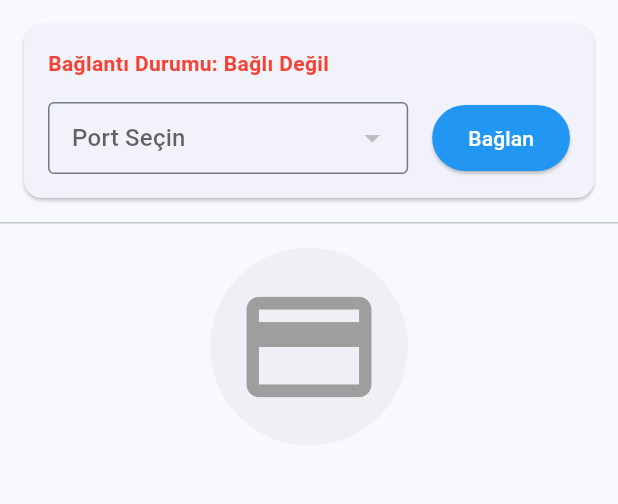
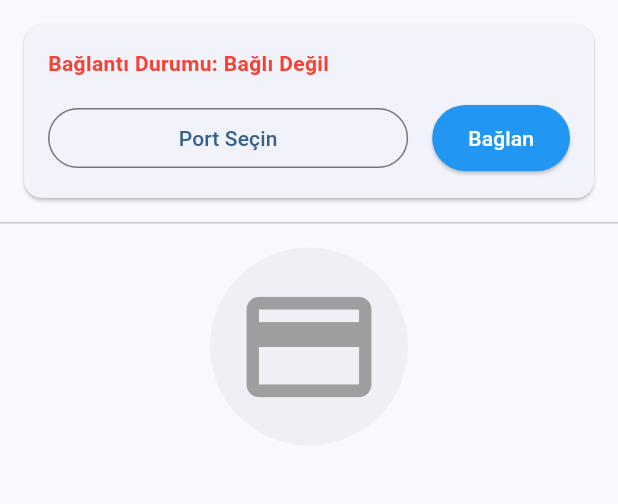
Before and after one commit to koseeYunus/rfid_authentication, a Flutter app: the screen it shows after launch, on a phone screen of 412 x 824 dp, the part 84-588 px from its top. Run offline on Flutter 3.47's test engine with Material 3 defaults, Android fonts, the phone set to English and light mode, and no system bars; our stand-ins replace bloc, flutter_bloc; missing offline and left inert: flutter_libserialport.

Commit message:
port bilgisi alındı ve bloc yapısı geliştirildi

```diff
--- a/lib/bloc/rfid_event.dart
+++ b/lib/bloc/rfid_event.dart
@@ -2,6 +2,19 @@ part of 'rfid_bloc.dart';
 
 abstract class RfidEvent {}
 
+// Port yönetimi event'leri
+class LoadPorts extends RfidEvent {}
+
+class SelectPort extends RfidEvent {
+  final PortInfo port;
+  SelectPort(this.port);
+}
+
+// Bağlantı durumu event'leri
+class ConnectToPort extends RfidEvent {}
+class DisconnectPort extends RfidEvent {}
+
+// Kart okuma event'leri
 class ProcessSerialData extends RfidEvent {
   final String data;
   ProcessSerialData(this.data);
--- a/lib/bloc/rfid_state.dart
+++ b/lib/bloc/rfid_state.dart
@@ -1,14 +1,51 @@
 part of 'rfid_bloc.dart';
 
-abstract class RfidState {}
+abstract class RfidState {
+  const RfidState();
+}
 
-class RfidInitial extends RfidState {}
-class RfidLoading extends RfidState {}
-class RfidCardRead extends RfidState {
-  final CardData cardData;
-  RfidCardRead(this.cardData);
+class RfidInitial extends RfidState {
+  const RfidInitial();
 }
+
 class RfidError extends RfidState {
   final String message;
-  RfidError(this.message);
+  const RfidError({required this.message});
 }
+
+// BasePortState ekleyelim
+abstract class BasePortState extends RfidState {
+  final List<PortInfo> ports;
+  final PortInfo? selectedPort;
+  final CardData? lastCardRead; // Son okunan kart bilgisini ekleyelim
+
+  const BasePortState({
+    required this.ports,
+    this.selectedPort,
+    this.lastCardRead,
+  });
+}
+
+class RfidPortsLoaded extends BasePortState {
+  const RfidPortsLoaded({
+    required super.ports,
+    super.selectedPort,
+    super.lastCardRead,
+  });
+}
+
+class RfidConnecting extends BasePortState {
+  const RfidConnecting({
+    required super.ports,
+    super.selectedPort,
+    super.lastCardRead,
+  });
+}
+
+class RfidConnected extends BasePortState {
+  const RfidConnected({
+    required super.ports,
+    super.selectedPort,
+    super.lastCardRead,
+  });
+}
--- a/lib/main.dart
+++ b/lib/main.dart
@@ -1,7 +1,4 @@
 import 'package:flutter/material.dart';
-import 'package:flutter_bloc/flutter_bloc.dart';
-
-import 'bloc/rfid_bloc.dart';
 import 'screens/rfid_screen.dart';
 
 void main() {
@@ -21,24 +18,19 @@ class MyApp extends StatelessWidget {
         colorScheme: ColorScheme.fromSeed(
           seedColor: Colors.blue,
         ),
-        // AppBar teması
         appBarTheme: const AppBarTheme(
           backgroundColor: Colors.blue,
           foregroundColor: Colors.white,
         ),
-        // Buton teması
         elevatedButtonTheme: ElevatedButtonThemeData(
           style: ElevatedButton.styleFrom(
-            foregroundColor: Colors.white, // Buton yazı rengi
-            backgroundColor: Colors.blue, // Buton arkaplan rengi
+            foregroundColor: Colors.white,
+            backgroundColor: Colors.blue,
             padding: const EdgeInsets.symmetric(horizontal: 16, vertical: 8),
           ),
         ),
       ),
-      home: BlocProvider(
-        create: (context) => RfidBloc(),
-        child: RfidScreen(),
-      ),
+      home: RfidScreen(), // RfidScreen kendi BlocProvider'ını içeriyor
     );
   }
 }
--- /dev/null
+++ b/lib/models/port_info.dart
@@ -0,0 +1,48 @@
+class PortInfo {
+  /// Port adı
+  final String name;
+
+  /// Port açıklaması
+  final String description;
+
+  /// Üretici bilgisi
+  final String manufacturer;
+
+  /// Ürün adı
+  final String productName;
+
+  /// Seri numarası
+  final String serialNumber;
+
+  /// Vendor ID
+  final String vendorId;
+
+  /// Product ID
+  final String productId;
+
+  /// Constructor
+  PortInfo({
+    required this.name,
+    this.description = '',
+    this.manufacturer = '',
+    this.productName = '',
+    this.serialNumber = '',
+    this.vendorId = '',
+    this.productId = '0',
+  });
+
+  /// Port bilgisini string olarak formatlar
+  @override
+  String toString() {
+    String displayText = name;
+
+    if (productName.isNotEmpty) {
+      displayText += ' - $productName';
+      if (manufacturer.isNotEmpty) {
+        displayText += ' ($manufacturer)';
+      }
+    }
+
+    return displayText;
+  }
+}
--- a/lib/screens/rfid_screen.dart
+++ b/lib/screens/rfid_screen.dart
@@ -3,11 +3,11 @@ import 'package:flutter_bloc/flutter_bloc.dart';
 
 import '../bloc/rfid_bloc.dart';
 import '../models/card_data.dart';
+import '../models/port_info.dart';
 import '../services/serial_service.dart';
 
-import 'package:flutter/material.dart';
-import 'package:flutter_bloc/flutter_bloc.dart';
 
+/// RFID ekranını oluşturan ana widget
 class RfidScreen extends StatelessWidget {
   RfidScreen({super.key});
 
@@ -16,143 +16,141 @@ class RfidScreen extends StatelessWidget {
   @override
   Widget build(BuildContext context) {
     return BlocProvider(
-      create: (_) => RfidBloc(),
-      child: RfidView(serialService: _serialService),
+      create: (_) => RfidBloc(serialService: _serialService)
+        ..add(LoadPorts()),
+      child: const RfidView(),
     );
   }
 }
 
-class RfidView extends StatefulWidget {
-  final SerialService serialService;
+class RfidView extends StatelessWidget {
+  const RfidView({super.key});
 
-  const RfidView({
-    super.key,
-    required this.serialService,
-  });
+  void _showPortSelectionDialog(BuildContext context, RfidPortsLoaded state) {
+    showDialog(
+      context: context,
+      builder: (dialogContext) {
+        final bloc = context.read<RfidBloc>();
+        return PortSelectionDialog(
+          ports: state.ports,
+          selectedPort: state.selectedPort,
+          onPortSelected: (port) {
+            if (port != null) {
+              bloc.add(SelectPort(port)); // Bloc'u dışarıdan kullan
+            }
+            Navigator.pop(dialogContext);
+          },
+        );
+      },
+    );
+  }
 
   @override
-  _RfidViewState createState() => _RfidViewState();
+  Widget build(BuildContext context) {
+    return Scaffold(
+      appBar: AppBar(
+        title: const Text('RFID Kontrol Sistemi'),
+        actions: [
+          BlocBuilder<RfidBloc, RfidState>(
+            buildWhen: (previous, current) =>
+            current is RfidConnected ||
+                (previous is RfidConnected && current is! RfidConnected),
+            builder: (context, state) {
+              if (state is RfidConnected) {
+                return IconButton(
+                  icon: const Icon(Icons.refresh),
+                  onPressed: () {
+                    context.read<RfidBloc>().add(DisconnectPort());
+                    context.read<RfidBloc>().add(LoadPorts());
+                  },
+                  tooltip: 'Portları Yenile',
+                );
               }
-
-class _RfidViewState extends State<RfidView> {
-  String? _selectedPort;
-  bool _isConnecting = false;
-
-  @override
-  void initState() {
-    super.initState();
-    _initPorts();
+              return const SizedBox.shrink();
+            },
+          ),
+        ],
+      ),
+      body: BlocListener<RfidBloc, RfidState>(
+        listener: (context, state) {
+          if (state is RfidError) {
+            ScaffoldMessenger.of(context).showSnackBar(
+              SnackBar(content: Text(state.message)),
+            );
           }
-
-  void _initPorts() {
-    final ports = widget.serialService.getPorts();
-    if (ports.isNotEmpty) {
-      setState(() => _selectedPort = ports.first);
+        },
+        child: Column(
+          children: [
+            BlocBuilder<RfidBloc, RfidState>(
+              buildWhen: (previous, current) =>
+              current is BasePortState,
+              builder: (context, state) {
+                if (state is BasePortState) {  // BasePortState kullan
+                  return _ConnectionPanel(
+                    selectedPort: state.selectedPort,
+                    isConnected: state is RfidConnected,
+                    isConnecting: state is RfidConnecting,
+                    onPortSelectionRequest: () {
+                      if (state is RfidPortsLoaded) {
+                        _showPortSelectionDialog(context, state);
                       }
+                    },
+                    onConnect: () => context.read<RfidBloc>().add(ConnectToPort()),
+                    onDisconnect: () => context.read<RfidBloc>().add(DisconnectPort()),
+                  );
                 }
-
-  Future<void> _connectToArduino() async {
-    if (_selectedPort == null) {
-      _showMessage('Lütfen bir port seçin');
-      return;
+                return const SizedBox.shrink();
+              },
+            ),
+            const Divider(height: 1),
+            Expanded(
+              child: BlocBuilder<RfidBloc, RfidState>(
+                buildWhen: (previous, current) {
+                  // BasePortState durumlarında kart bilgisi değiştiğinde rebuild et
+                  if (previous is BasePortState && current is BasePortState) {
+                    return previous.lastCardRead != current.lastCardRead;
                   }
-
-    setState(() => _isConnecting = true);
-
-    try {
-      await widget.serialService.connect(
-        portName: _selectedPort!,
-        onDataReceived: (data) {
-          context.read<RfidBloc>().add(ProcessSerialData(data));
+                  // veya hata/başlangıç durumlarında
+                  return current is RfidInitial || current is RfidError;
                 },
-      );
-      _showMessage('Bağlantı başarılı');
-    } catch (e) {
-      _showMessage('Bağlantı hatası: $e');
-    } finally {
-      setState(() => _isConnecting = false);
-    }
-  }
-
-  void _disconnectFromArduino() {
-    widget.serialService.disconnect();
-    setState(() {});
-    _showMessage('Bağlantı kapatıldı');
-    context.read<RfidBloc>().add(ResetRfid());
-  }
-
-  void _showMessage(String message) {
-    ScaffoldMessenger.of(context).showSnackBar(
-      SnackBar(
-        content: Text(message),
-        behavior: SnackBarBehavior.floating,
-        margin: const EdgeInsets.all(8),
+                builder: (context, state) {
+                  return _CardReaderContent(state: state);
+                },
+              ),
+            ),
+          ],
+        ),
       ),
     );
   }
 
-  @override
-  void dispose() {
-    widget.serialService.disconnect();
-    super.dispose();
 }
 
-  @override
-  Widget build(BuildContext context) {
-    final ports = widget.serialService.getPorts();
-    final isConnected = widget.serialService.isConnected();
+/// Bağlantı panelini oluşturan widget
+class _ConnectionPanel extends StatelessWidget {
+  /// Seçili port bilgisi
+  final PortInfo? selectedPort;
 
-    return Scaffold(
-      appBar: AppBar(
-        title: const Text('RFID Kontrol Sistemi'),
-        actions: [
-          if (isConnected)
-            IconButton(
-              icon: const Icon(Icons.refresh),
-              onPressed: () {
-                _disconnectFromArduino();
-                _initPorts();
-              },
-              tooltip: 'Portları Yenile',
-            ),
-        ],
-      ),
-      body: Column(
-        children: [
-          _ConnectionPanel(
-            ports: ports,
-            selectedPort: _selectedPort,
-            isConnected: isConnected,
-            isConnecting: _isConnecting,
-            onPortSelected: (value) => setState(() => _selectedPort = value),
-            onConnect: _connectToArduino,
-            onDisconnect: _disconnectFromArduino,
-          ),
-          const Divider(height: 1),
-          const Expanded(
-            child: _CardReaderContent(),
-          ),
-        ],
-      ),
-    );
-  }
-}
+  /// Bağlantı durumu
+  final bool isConnected;
 
-class _ConnectionPanel extends StatelessWidget {
-  final List<String> ports;
-  final String? selectedPort;
-  final bool isConnected;
+  /// Bağlanma işlemi devam ediyor mu?
   final bool isConnecting;
-  final ValueChanged<String?> onPortSelected;
+
+  /// Port seçimi için callback
+  final VoidCallback onPortSelectionRequest;
+
+  /// Bağlanma işlemi için callback
   final VoidCallback onConnect;
+
+  /// Bağlantıyı kesme işlemi için callback
   final VoidCallback onDisconnect;
 
   const _ConnectionPanel({
-    required this.ports,
     required this.selectedPort,
     required this.isConnected,
     required this.isConnecting,
-    required this.onPortSelected,
+    required this.onPortSelectionRequest,
     required this.onConnect,
     required this.onDisconnect,
   });
@@ -166,6 +164,7 @@ class _ConnectionPanel extends StatelessWidget {
         child: Column(
           crossAxisAlignment: CrossAxisAlignment.stretch,
           children: [
+            // Bağlantı durumu göstergesi
             Text(
               'Bağlantı Durumu: ${isConnected ? 'Bağlı' : 'Bağlı Değil'}',
               style: TextStyle(
@@ -176,31 +175,28 @@ class _ConnectionPanel extends StatelessWidget {
             const SizedBox(height: 16),
             Row(
               children: [
+                // Port seçim butonu
                 Expanded(
-                  child: DropdownButtonFormField<String>(
-                    value: selectedPort,
-                    hint: const Text('Port Seçin'),
-                    isExpanded: true,
-                    decoration: const InputDecoration(
-                      border: OutlineInputBorder(),
-                      contentPadding: EdgeInsets.symmetric(horizontal: 12),
+                  child: OutlinedButton(
+                    onPressed: isConnected ? null : onPortSelectionRequest,
+                    child: Text(
+                      selectedPort?.toString() ?? 'Port Seçin',
+                      maxLines: 1,
+                      overflow: TextOverflow.ellipsis,
                     ),
-                    items: ports.map((port) {
-                      return DropdownMenuItem(
-                        value: port,
-                        child: Text(port),
-                      );
-                    }).toList(),
-                    onChanged: isConnected ? null : onPortSelected,
                   ),
                 ),
                 const SizedBox(width: 16),
+                // Bağlan/Bağlantıyı Kes butonu
                 if (!isConnected)
                   ElevatedButton(
                     onPressed: isConnecting ? null : onConnect,
                     style: ElevatedButton.styleFrom(
                       backgroundColor: Colors.blue,
-                      padding: const EdgeInsets.symmetric(horizontal: 24, vertical: 12),
+                      padding: const EdgeInsets.symmetric(
+                        horizontal: 24,
+                        vertical: 12,
+                      ),
                     ),
                     child: isConnecting
                         ? const SizedBox(
@@ -218,9 +214,12 @@ class _ConnectionPanel extends StatelessWidget {
                     onPressed: onDisconnect,
                     style: ElevatedButton.styleFrom(
                       backgroundColor: Colors.red,
-                      padding: const EdgeInsets.symmetric(horizontal: 24, vertical: 12),
+                      padding: const EdgeInsets.symmetric(
+                        horizontal: 24,
+                        vertical: 12,
                       ),
-                    child: const Text('Bağlantıyı Kapat'),
+                    ),
+                    child: const Text('Bağlantıyı Kes'),
                   ),
               ],
             ),
@@ -231,13 +230,14 @@ class _ConnectionPanel extends StatelessWidget {
   }
 }
 
+/// Kart okuyucu içeriğini gösteren widget
 class _CardReaderContent extends StatelessWidget {
-  const _CardReaderContent();
+  final RfidState state;
+
+  const _CardReaderContent({required this.state});
 
   @override
   Widget build(BuildContext context) {
-    return BlocBuilder<RfidBloc, RfidState>(
-      builder: (context, state) {
     return SingleChildScrollView(
       child: Padding(
         padding: const EdgeInsets.all(16),
@@ -245,50 +245,57 @@ class _CardReaderContent extends StatelessWidget {
           child: Column(
             mainAxisAlignment: MainAxisAlignment.center,
             children: [
-                  _buildStatusIcon(state),
-                  if (state is RfidCardRead && state.cardData.serialNumbers.isNotEmpty)
-                    _buildCardInfo(state.cardData),
+              _buildStatusIcon(),
+              if (state is BasePortState &&
+                  (state as BasePortState).lastCardRead != null &&
+                  (state as BasePortState).lastCardRead!.serialNumbers.isNotEmpty)
+                _buildCardInfo((state as BasePortState).lastCardRead!),
             ],
           ),
         ),
       ),
     );
-      },
-    );
   }
 
-  Widget _buildStatusIcon(RfidState state) {
-    if (state is RfidLoading) {
+  Widget _buildStatusIcon() {
+    if (state is RfidConnecting) {
       return const CircularProgressIndicator();
     }
+
     return Container(
       padding: const EdgeInsets.all(16),
       decoration: BoxDecoration(
         shape: BoxShape.circle,
-        color: _getStatusColor(state).withOpacity(0.1),
+        color: _getStatusColor().withOpacity(0.1),
       ),
       child: Icon(
-        _getStatusIcon(state),
+        _getStatusIcon(),
         size: 100,
-        color: _getStatusColor(state),
+        color: _getStatusColor(),
       ),
     );
   }
 
-  Color _getStatusColor(RfidState state) {
-    if (state is RfidCardRead && state.cardData.isAuthorized) {
-      return Colors.green;
-    } else if (state is RfidCardRead && !state.cardData.isAuthorized) {
+  Color _getStatusColor() {
+    if (state is BasePortState && (state as BasePortState).lastCardRead != null) {
+      final lastCard = (state as BasePortState).lastCardRead!;
+      return lastCard.isAuthorized ? Colors.green : Colors.red;
+    } else if (state is RfidConnected) {
+      return Colors.blue;
+    } else if (state is RfidError) {
       return Colors.red;
     }
     return Colors.grey;
   }
 
-  IconData _getStatusIcon(RfidState state) {
-    if (state is RfidCardRead && state.cardData.isAuthorized) {
-      return Icons.check_circle;
-    } else if (state is RfidCardRead && !state.cardData.isAuthorized) {
-      return Icons.error;
+  IconData _getStatusIcon() {
+    if (state is BasePortState && (state as BasePortState).lastCardRead != null) {
+      final lastCard = (state as BasePortState).lastCardRead!;
+      return lastCard.isAuthorized ? Icons.check_circle : Icons.error;
+    } else if (state is RfidConnected) {
+      return Icons.usb;
+    } else if (state is RfidError) {
+      return Icons.error_outline;
     }
     return Icons.credit_card;
   }
@@ -328,9 +335,140 @@ class _CardReaderContent extends StatelessWidget {
                 color: Colors.grey.shade600,
               ),
             ),
+            if (cardData.message.isNotEmpty) ...[
+              const SizedBox(height: 8),
+              Text(
+                cardData.message,
+                style: TextStyle(
+                  color: cardData.isAuthorized ? Colors.green : Colors.red,
+                  fontWeight: FontWeight.bold,
+                ),
+              ),
+            ],
           ],
         ),
       ),
     );
   }
 }
+
+
+/// Port seçim dialogunu oluşturan widget
+class PortSelectionDialog extends StatelessWidget {
+  final List<PortInfo> ports;
+  final PortInfo? selectedPort;
+  final ValueChanged<PortInfo?> onPortSelected;
+
+  const PortSelectionDialog({
+    Key? key,
+    required this.ports,
+    this.selectedPort,
+    required this.onPortSelected,
+  }) : super(key: key);
+
+  @override
+  Widget build(BuildContext context) {
+    return Dialog(
+      child: ConstrainedBox(
+        constraints: BoxConstraints(
+          maxHeight: MediaQuery.of(context).size.height * 0.8, // Ekranın %80'i kadar yükseklik
+        ),
+        child: Padding(
+          padding: const EdgeInsets.all(16.0),
+          child: Column(
+            mainAxisSize: MainAxisSize.min,
+            crossAxisAlignment: CrossAxisAlignment.stretch,
+            children: [
+              const Text(
+                'Port Seçimi',
+                style: TextStyle(
+                  fontSize: 20,
+                  fontWeight: FontWeight.bold,
+                ),
+                textAlign: TextAlign.center,
+              ),
+              const SizedBox(height: 16),
+              Flexible(
+                child: SingleChildScrollView(
+                  child: Column(
+                    mainAxisSize: MainAxisSize.min,
+                    children: ports.map((port) => _buildPortItem(context, port)).toList(),
+                  ),
+                ),
+              ),
+              const SizedBox(height: 16),
+              TextButton(
+                onPressed: () => Navigator.pop(context),
+                child: const Text('Kapat'),
+              ),
+            ],
+          ),
+        ),
+      ),
+    );
+  }
+
+  Widget _buildPortItem(BuildContext context, PortInfo port) {
+    final isSelected = selectedPort?.name == port.name;
+
+    return Card(
+      margin: const EdgeInsets.only(bottom: 8),
+      color: isSelected ? Theme.of(context).primaryColor.withOpacity(0.1) : null,
+      child: InkWell(
+        onTap: () {
+          onPortSelected(port);
+        },
+        child: Padding(
+          padding: const EdgeInsets.all(12.0),
+          child: Column(
+            crossAxisAlignment: CrossAxisAlignment.start,
+            children: [
+              Row(
+                children: [
+                  Icon(
+                    Icons.usb,
+                    color: isSelected ? Theme.of(context).primaryColor : Colors.grey,
+                  ),
+                  const SizedBox(width: 8),
+                  Expanded(
+                    child: Text(
+                      port.name,
+                      style: const TextStyle(
+                        fontWeight: FontWeight.bold,
+                        fontSize: 16,
+                      ),
+                    ),
+                  ),
+                ],
+              ),
+              if (port.productName.isNotEmpty) ...[
+                const SizedBox(height: 4),
+                Text('Ürün: ${port.productName}'),
+              ],
+              if (port.manufacturer.isNotEmpty) ...[
+                const SizedBox(height: 4),
+                Text('Üretici: ${port.manufacturer}'),
+              ],
+              if (port.description.isNotEmpty) ...[
+                const SizedBox(height: 4),
+                Text(
+                  'Açıklama: ${port.description}',
+                  style: const TextStyle(fontSize: 13),
+                ),
+              ],
+              const SizedBox(height: 4),
+              Text(
+                'VID: 0x${port.vendorId} '
+                    'PID: 0x${port.productId}',
+                style: TextStyle(
+                  color: Colors.grey[600],
+                  fontSize: 12,
+                ),
+              ),
+            ],
+          ),
+        ),
+      ),
+    );
+  }
+}
--- a/lib/services/serial_service.dart
+++ b/lib/services/serial_service.dart
@@ -1,34 +1,75 @@
-// lib/services/serial_service.dart
 import 'package:flutter_libserialport/flutter_libserialport.dart';
+import '../models/port_info.dart';
 
+
+/// Seri port iletişimini yöneten servis sınıfı
 class SerialService {
+  /// Aktif seri port bağlantısı
   SerialPort? _port;
+
+  /// Seri port okuyucu
   SerialPortReader? _reader;
+
+  /// Bağlantı durumu
   bool _isConnected = false;
+
+  /// Veri tamponu
   String _buffer = '';
-  List<int>? _lastReadNumbers; // Son okunan kart numaralarını tutmak için
-  DateTime? _lastReadTime;     // Son okuma zamanını tutmak için
 
-  List<String> getPorts() {
+  /// Son okunan kart numaraları
+  List<int>? _lastReadNumbers;
+
+  /// Son okuma zamanı
+  DateTime? _lastReadTime;
+
+  /// Mevcut portları listeler
+  List<PortInfo> getPortsInfo() {
     try {
-      return SerialPort.availablePorts;
+      final availablePorts = SerialPort.availablePorts;
+      return availablePorts.map((portName) {
+        final port = SerialPort(portName);
+
+        PortInfo portInfo;
+        try {
+          portInfo = PortInfo(
+            name: portName,
+            description: port.description.toString(),
+            manufacturer: port.manufacturer.toString(),
+            productName: port.productName.toString(),
+            serialNumber: port.serialNumber.toString(),
+            vendorId: port.vendorId.toString(),
+            productId: port.productId.toString(),
+          );
+        } catch (e) {
+          print('Port bilgisi alınamadı: $e');
+          portInfo = PortInfo(name: portName);
+        } finally {
+          port.dispose();
+        }
+
+        return portInfo;
+      }).toList();
     } catch (e) {
       print('Port listesi alınamadı: $e');
       return [];
     }
   }
 
+  /// Seri porta bağlanır
   Future<void> connect({
     required String portName,
     required Function(String) onDataReceived,
   }) async {
     try {
+      // Yeni port bağlantısı oluştur
       _port = SerialPort(portName);
 
+      // Portu aç
       if (!_port!.openReadWrite()) {
         throw Exception('Port açılamadı');
       }
 
+      // Port ayarlarını yapılandır
       _port!.config = SerialPortConfig()
         ..baudRate = 9600
         ..bits = 8
@@ -36,10 +77,12 @@ class SerialService {
         ..parity = SerialPortParity.none
         ..setFlowControl(SerialPortFlowControl.none);
 
+      // Okuyucuyu başlat
       _reader = SerialPortReader(_port!);
       _isConnected = true;
       _buffer = '';
 
+      // Veri dinlemeyi başlat
       _reader!.stream.listen(
             (data) {
           _processData(data, onDataReceived);
@@ -57,6 +100,7 @@ class SerialService {
     }
   }
 
+  /// Gelen veriyi işler
   void _processData(List<int> data, Function(String) onDataReceived) {
     try {
       // Gelen veriyi buffer'a ekle
@@ -88,6 +132,7 @@ class SerialService {
     }
   }
 
+  /// Kart numaralarını parse eder
   List<int>? _parseCardNumbers(String message) {
     try {
       // "195 , 148 , 169 , 13 , 243" formatındaki veriyi parse et
@@ -107,6 +152,7 @@ class SerialService {
     return null;
   }
 
+  /// Kartın işlenip işlenmemesi gerektiğini kontrol eder
   bool _shouldProcessCard(List<int> numbers) {
     // Eğer son okuma yoksa veya farklı bir kart okunduysa
     if (_lastReadNumbers == null ||
@@ -123,6 +169,7 @@ class SerialService {
     return false;
   }
 
+  /// İki listenin eşitliğini kontrol eder
   bool listEquals(List<int> a, List<int> b) {
     if (identical(a, b)) return true;
     if (a.length != b.length) return false;
@@ -132,6 +179,7 @@ class SerialService {
     return true;
   }
 
+  /// Port bağlantısını kapatır
   void disconnect() {
     _isConnected = false;
     try {
@@ -153,6 +201,7 @@ class SerialService {
     }
   }
 
+  /// Bağlantı durumunu döndürür
   bool isConnected() {
     return _isConnected;
   }
```
Also changed, not shown: lib/bloc/rfid_bloc.dart (+88 -4 lines), lib/models/card_data.dart (+22 -3 lines). Lines whose indentation alone changed are shown as unchanged.
